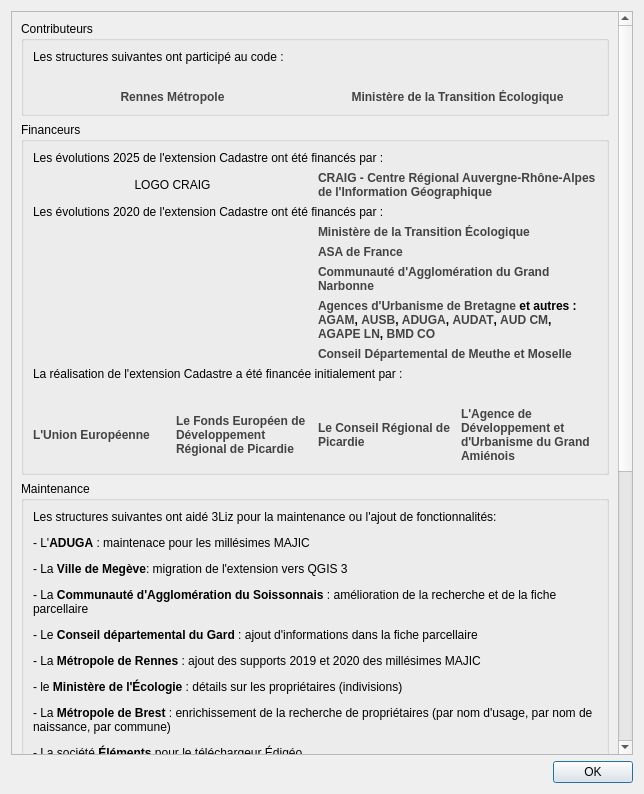
Before: the Qt Designer form cadastre/forms/cadastre_about_form.ui in 3liz/QgisCadastrePlugin, drawn with Qt 5.
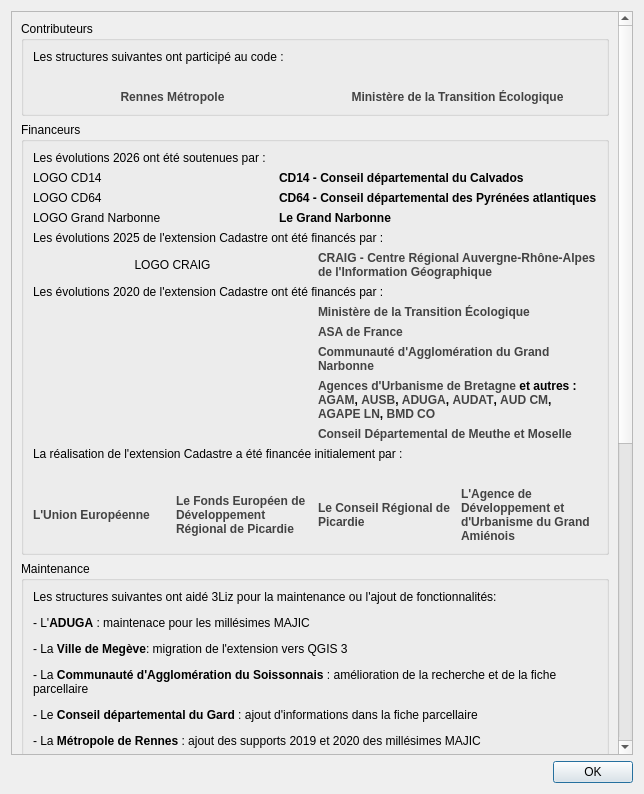
After: the same form once the commit is applied.

What changed in the file:
```diff
--- a/cadastre/forms/cadastre_about_form.ui
+++ b/cadastre/forms/cadastre_about_form.ui
@@ -25,7 +25,7 @@
         <x>0</x>
         <y>0</y>
         <width>610</width>
-        <height>1432</height>
+        <height>1644</height>
        </rect>
       </property>
       <layout class="QVBoxLayout" name="verticalLayout_2">
@@ -119,6 +119,77 @@
           <string>Financeurs</string>
          </property>
          <layout class="QVBoxLayout" name="verticalLayout_3">
+          <item>
+           <widget class="QLabel" name="label_27">
+            <property name="text">
+             <string>Les évolutions 2026 ont été soutenues par :</string>
+            </property>
+           </widget>
+          </item>
+          <item>
+           <layout class="QGridLayout" name="gridLayout_8">
+            <item row="1" column="1">
+             <widget class="QLabel" name="label_32">
+              <property name="font">
+               <font>
+                <weight>75</weight>
+                <bold>true</bold>
+               </font>
+              </property>
+              <property name="text">
+               <string>CD64 - Conseil départemental des Pyrénées atlantiques</string>
+              </property>
+             </widget>
+            </item>
+            <item row="0" column="0">
+             <widget class="QLabel" name="label_logo_cd14">
+              <property name="text">
+               <string>LOGO CD14</string>
+              </property>
+             </widget>
+            </item>
+            <item row="1" column="0">
+             <widget class="QLabel" name="label_logo_cd64">
+              <property name="text">
+               <string>LOGO CD64</string>
+              </property>
+             </widget>
+            </item>
+            <item row="0" column="1">
+             <widget class="QLabel" name="label_30">
+              <property name="font">
+               <font>
+                <weight>75</weight>
+                <bold>true</bold>
+               </font>
+              </property>
+              <property name="text">
+               <string>CD14 - Conseil départemental du Calvados</string>
+              </property>
+             </widget>
+            </item>
+            <item row="2" column="0">
+             <widget class="QLabel" name="label_logo_gn">
+              <property name="text">
+               <string>LOGO Grand Narbonne</string>
+              </property>
+             </widget>
+            </item>
+            <item row="2" column="1">
+             <widget class="QLabel" name="label_34">
+              <property name="font">
+               <font>
+                <weight>75</weight>
+                <bold>true</bold>
+               </font>
+              </property>
+              <property name="text">
+               <string>Le Grand Narbonne</string>
+              </property>
+             </widget>
+            </item>
+           </layout>
+          </item>
           <item>
            <widget class="QLabel" name="label_24">
             <property name="text">
```
